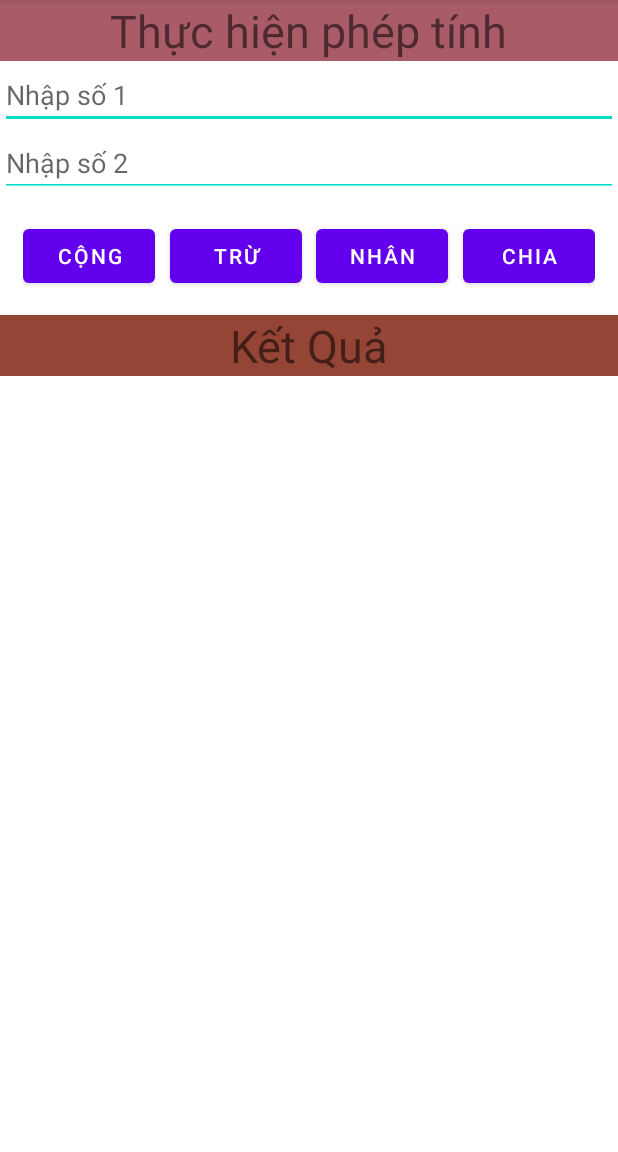
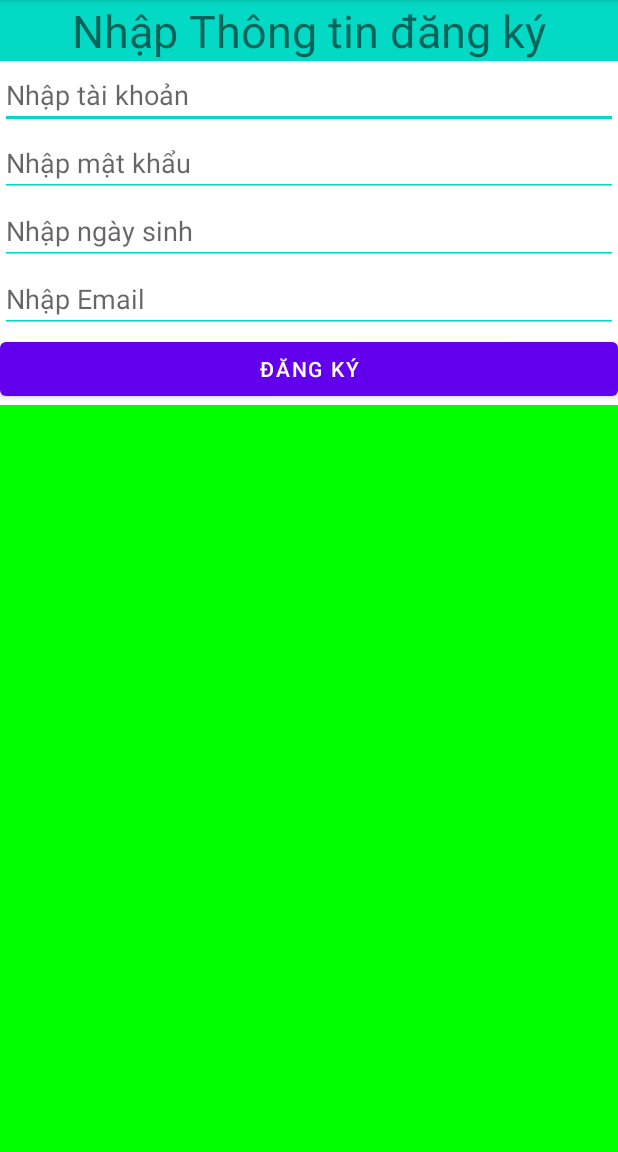
Before and after one commit to Rythmzz/shop_puka, an Android app: the screen it shows after launch (L3Calculation before the commit, L4InformationRegister after it), on a phone screen of 412 x 824 dp, the part 84-1236 px from its top. Run offline under Robolectric (Android 15) with nearby library versions, the phone set to English and light mode, and no system bars.

Commit message:
update bai tap 4

```diff
--- a/app/src/main/AndroidManifest.xml
+++ b/app/src/main/AndroidManifest.xml
@@ -23,7 +23,8 @@
         <activity android:name=".baitap_thuchanh.bt2.L2LinearLayout" android:exported="true">
         </activity>
         <activity android:name=".baitap_thuchanh.bt3.L3Calculation" android:exported="true">
-
+        </activity>
+        <activity android:name=".baitap_thuchanh.bt4.L4InformationRegister" android:exported="true">
             <intent-filter>
                 <action android:name="android.intent.action.MAIN" />
                 <category android:name="android.intent.category.LAUNCHER" />
--- /dev/null
+++ b/app/src/main/java/com/group11/shoppuka/baitap_thuchanh/bt4/L4InformationRegister.java
@@ -0,0 +1,28 @@
+package com.group11.shoppuka.baitap_thuchanh.bt4;
+
+import android.os.Bundle;
+import android.view.View;
+
+import androidx.annotation.Nullable;
+import androidx.appcompat.app.AppCompatActivity;
+
+import com.group11.shoppuka.databinding.L4ActivityInformationRegisterBinding;
+
+public class L4InformationRegister extends AppCompatActivity {
+    L4ActivityInformationRegisterBinding binding;
+    @Override
+    protected void onCreate(@Nullable Bundle savedInstanceState) {
+        super.onCreate(savedInstanceState);
+        binding = L4ActivityInformationRegisterBinding.inflate(getLayoutInflater());
+        View view = binding.getRoot();
+        setContentView(view);
+
+        binding.btnRegister.setOnClickListener(view1 ->
+        {
+            binding.l4ShowTextTaiKhoan.setText("Tài khoản: "+binding.l4TextTaiKhoan.getText());
+            binding.l4ShowTextMatKhau.setText("Mật khẩu: "+binding.l4TextMatKhau.getText());
+            binding.l4ShowTextNgaySinh.setText("Ngày Sinh: "+binding.l4TextNgaySinh.getText());
+            binding.l4ShowTextEmail.setText("Email: "+binding.l4TextEmail.getText());
+        });
+    }
+}
--- /dev/null
+++ b/app/src/main/res/layout/l4_activity_information_register.xml
@@ -0,0 +1,94 @@
+<?xml version="1.0" encoding="utf-8"?>
+<androidx.constraintlayout.widget.ConstraintLayout xmlns:android="http://schemas.android.com/apk/res/android"
+    android:layout_width="match_parent"
+    android:layout_height="match_parent">
+    <LinearLayout
+        android:orientation="vertical"
+        android:layout_width="match_parent"
+        android:layout_height="match_parent">
+        <RelativeLayout
+            android:background="@color/teal_200"
+            android:gravity="center"
+            android:layout_width="match_parent"
+            android:layout_height="wrap_content">
+            <TextView
+                android:layout_width="wrap_content"
+                android:layout_height="wrap_content"
+                android:text="@string/l4_textField"
+                android:textSize="30dp"
+                />
+
+        </RelativeLayout>
+        <EditText
+            android:id="@+id/l4_textTaiKhoan"
+            android:hint="@string/l4_textField1"
+            android:layout_width="match_parent"
+            android:layout_height="wrap_content"
+            android:backgroundTint="@color/teal_200"
+            />
+        <EditText
+            android:inputType="textPassword"
+            android:id="@+id/l4_textMatKhau"
+            android:hint="@string/l4_textField2"
+            android:layout_width="match_parent"
+            android:layout_height="wrap_content"
+            android:backgroundTint="@color/teal_200"
+            />
+        <EditText
+            android:id="@+id/l4_textNgaySinh"
+            android:hint="@string/l4_textField3"
+            android:layout_width="match_parent"
+            android:layout_height="wrap_content"
+            android:backgroundTint="@color/teal_200"
+            />
+        <EditText
+            android:id="@+id/l4_textEmail"
+            android:hint="@string/l4_textField4"
+            android:layout_width="match_parent"
+            android:layout_height="wrap_content"
+            android:backgroundTint="@color/teal_200"
+            />
+        <Button
+            android:id="@+id/btnRegister"
+            android:layout_width="match_parent"
+            android:layout_height="wrap_content"
+            android:text="Đăng Ký"
+            />
+        <LinearLayout
+            android:background="@color/green"
+            android:orientation="vertical"
+            android:layout_width="match_parent"
+            android:layout_height="match_parent">
+            <TextView
+                android:id="@+id/l4_showTextTaiKhoan"
+                android:layout_width="wrap_content"
+                android:layout_height="wrap_content"
+                android:text=""
+                />
+            <TextView
+                android:id="@+id/l4_showTextMatKhau"
+                android:layout_width="wrap_content"
+                android:layout_height="wrap_content"
+                android:text=""
+                />
+            <TextView
+                android:id="@+id/l4_showTextNgaySinh"
+                android:layout_width="wrap_content"
+                android:layout_height="wrap_content"
+                android:text=""
+                />
+            <TextView
+                android:id="@+id/l4_showTextEmail"
+                android:layout_width="wrap_content"
+                android:layout_height="wrap_content"
+                android:text=""
+                />
+
+        </LinearLayout>
+
+
+
+
+    </LinearLayout>
+
+</androidx.constraintlayout.widget.ConstraintLayout>
--- a/app/src/main/res/values/colors.xml
+++ b/app/src/main/res/values/colors.xml
@@ -10,4 +10,5 @@
     <color name="red">#FF0000</color>
     <color name="puce">#A95C68</color>
     <color name="chestnut">#954535</color>
+    <color name="green">#00FF00</color>
 </resources>
--- a/app/src/main/res/values/strings.xml
+++ b/app/src/main/res/values/strings.xml
@@ -12,4 +12,10 @@
     <string name="l3_btn1">Trừ</string>
     <string name="l3_btn2">Nhân</string>
     <string name="l3_btn3">Chia</string>
+    <string name="l4_textField">Nhập Thông tin đăng ký</string>
+    <string name="l4_textField1">Nhập tài khoản</string>
+    <string name="l4_textField2">Nhập mật khẩu</string>
+    <string name="l4_textField3">Nhập ngày sinh</string>
+    <string name="l4_textField4">Nhập Email</string>
+
 </resources>
```
